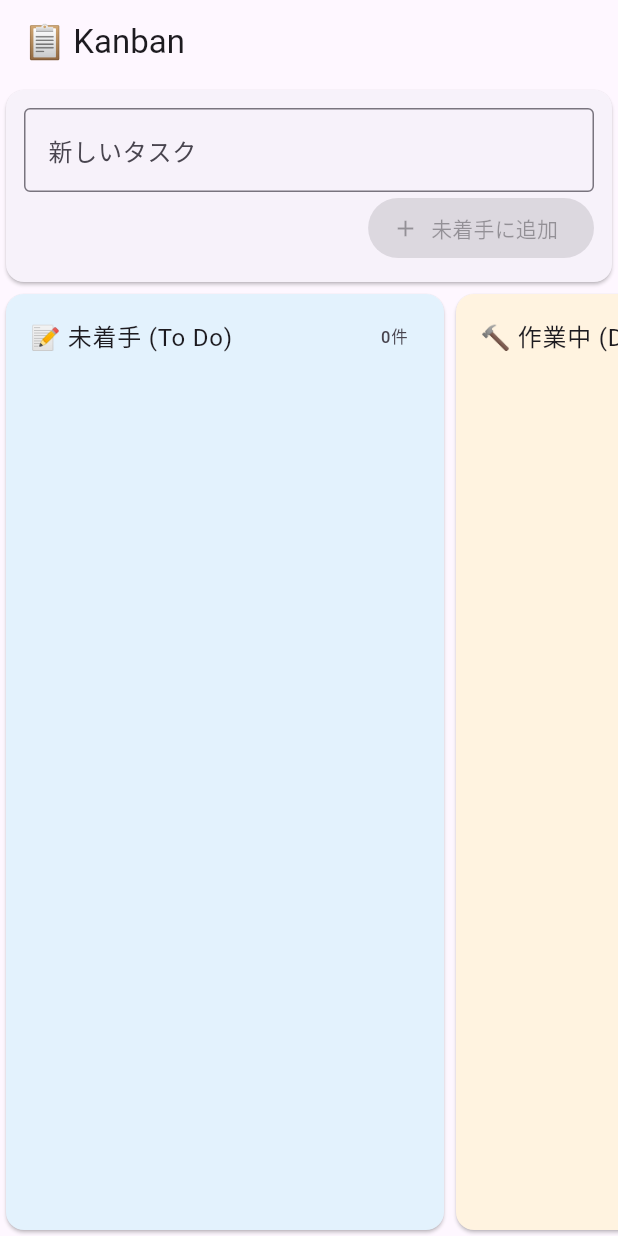
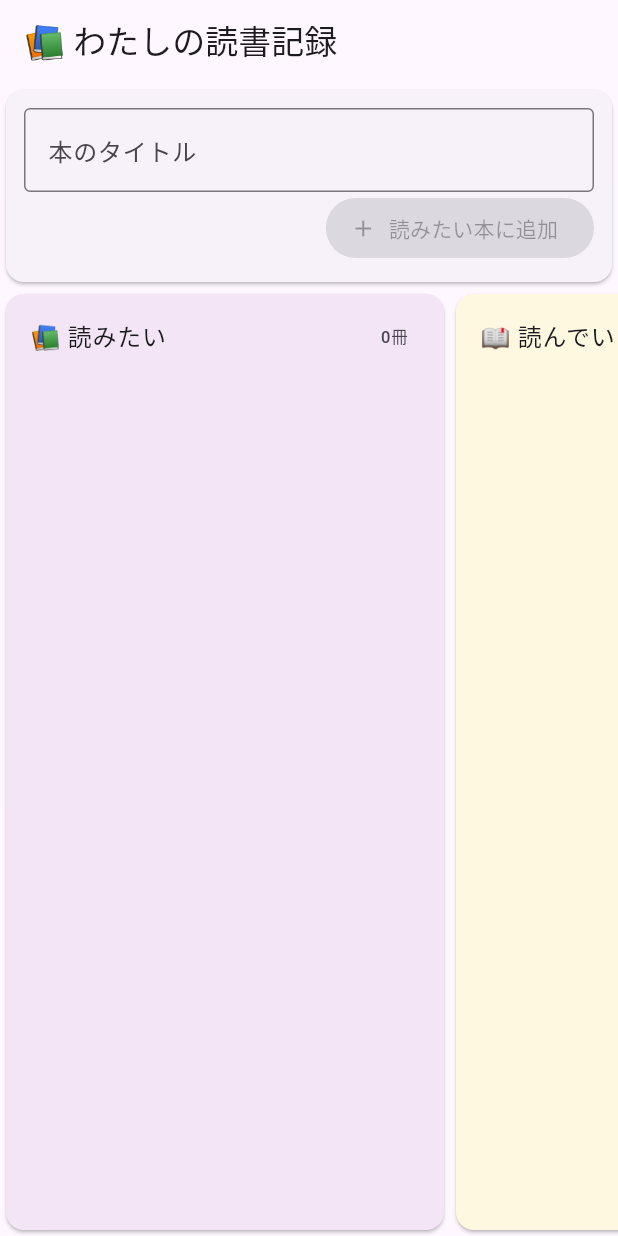
Before and after one commit to rimiluu/kanban, a Flutter app: the screen it shows after launch, on a phone screen of 412 x 824 dp. Run offline on Flutter 3.47's test engine with Material 3 defaults, Android fonts, the phone set to English and light mode, and no system bars; our stand-ins replace shared_preferences.

Commit message:
読書記録用にアレンジ

```diff
--- a/lib/model.dart
+++ b/lib/model.dart
@@ -1,6 +1,6 @@
 class Task {
   String title;
-  int status; // 0:未着手 1:作業中 2:完了
+  int status; // 0:読みたい 1:読んでいる 2:読了
 
   Task(this.title, [this.status = 0]);
 }
--- a/lib/view.dart
+++ b/lib/view.dart
@@ -2,12 +2,12 @@ import 'package:flutter/material.dart';
 import 'model.dart';
 import 'view_model.dart';
 
-final names = ['📝 未着手 (To Do)', '🔨 作業中 (Doing)', '✅ 完了 (Done)'];
-final labels = ['未着手', '作業中', '完了'];
+final names = ['📚 読みたい', '📖 読んでいる', '✅ 読了'];
+final labels = ['読みたい', '読んでいる', '読了'];
 final colors = [
-  Colors.blue.shade50,
-  Colors.orange.shade50,
-  Colors.green.shade50,
+  Colors.purple.shade50,
+  Colors.amber.shade50,
+  Colors.teal.shade50,
 ];
 
 class KanbanView extends StatefulWidget {
@@ -31,7 +31,7 @@ class _KanbanViewState extends State<KanbanView> {
     final result = await showDialog<String>(
       context: context,
       builder: (c) => AlertDialog(
-        title: const Text('タスクを編集'),
+        title: const Text('本のタイトルを編集'),
         content: TextFormField(
           initialValue: text,
           autofocus: true,
@@ -98,7 +98,7 @@ class _KanbanViewState extends State<KanbanView> {
         color: colors[s],
         child: Column(
           children: [
-            ListTile(title: Text(names[s]), trailing: Text('${cards.length}件')),
+            ListTile(title: Text(names[s]), trailing: Text('${cards.length}冊')),
             Expanded(child: ListView(children: cards)),
           ],
         ),
@@ -117,8 +117,8 @@ class _KanbanViewState extends State<KanbanView> {
     final field = TextField(
       controller: input,
       decoration: const InputDecoration(
-        labelText: '新しいタスク',
-        hintText: '例：レポートを書く',
+        labelText: '本のタイトル',
+        hintText: '例：吾輩は猫である',
         border: OutlineInputBorder(),
       ),
     );
@@ -127,7 +127,7 @@ class _KanbanViewState extends State<KanbanView> {
       builder: (context, value, child) => FilledButton.icon(
         onPressed: value.text.isEmpty ? null : add,
         icon: const Icon(Icons.add),
-        label: const Text('未着手に追加'),
+        label: const Text('読みたい本に追加'),
       ),
     );
     final entry = Card(
@@ -149,7 +149,7 @@ class _KanbanViewState extends State<KanbanView> {
       ),
     );
     return Scaffold(
-      appBar: AppBar(title: const Text('📋 Kanban')),
+      appBar: AppBar(title: const Text('📚 わたしの読書記録')),
       body: Column(
         children: [
           entry,
```
Also changed, not shown: 1 other file.
